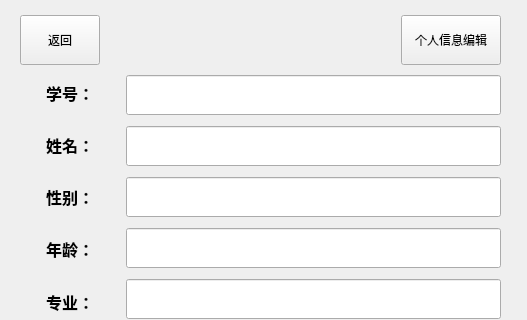
Above: stu/student.ui from 125055006/NewFoolLuoJia before the change; both pictures show x 0 to 527 and y 0 to 320 of the 527 by 506 pixel window. Below: the same form after it.
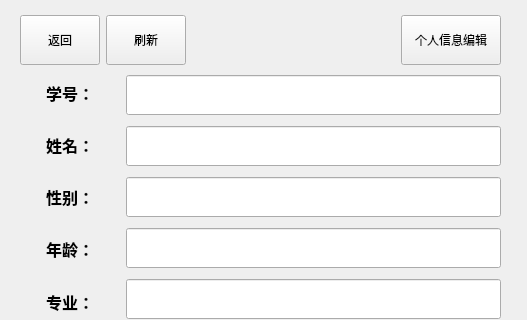
That is the form after the change.

```diff
--- a/stu/student.ui
+++ b/stu/student.ui
@@ -13,7 +13,7 @@
   <property name="windowTitle">
    <string>个人中心</string>
   </property>
-  <widget class="QWidget" name="">
+  <widget class="QWidget" name="layoutWidget">
    <property name="geometry">
     <rect>
      <x>20</x>
@@ -259,7 +259,7 @@
     </item>
    </layout>
   </widget>
-  <widget class="QWidget" name="">
+  <widget class="QWidget" name="layoutWidget">
    <property name="geometry">
     <rect>
      <x>20</x>
@@ -282,6 +282,19 @@
       </property>
      </widget>
     </item>
+    <item>
+     <widget class="QPushButton" name="RefreshBtn">
+      <property name="minimumSize">
+       <size>
+        <width>80</width>
+        <height>50</height>
+       </size>
+      </property>
+      <property name="text">
+       <string>刷新</string>
+      </property>
+     </widget>
+    </item>
     <item>
      <spacer name="horizontalSpacer">
       <property name="orientation">
```
